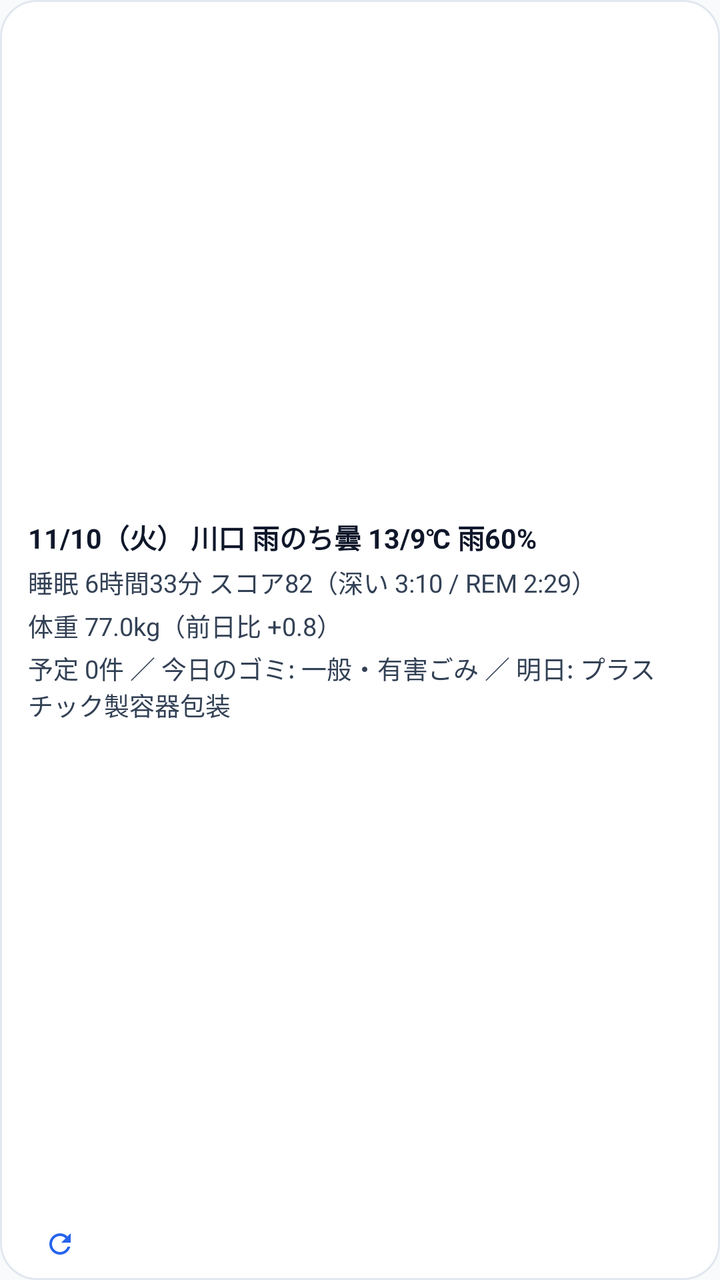
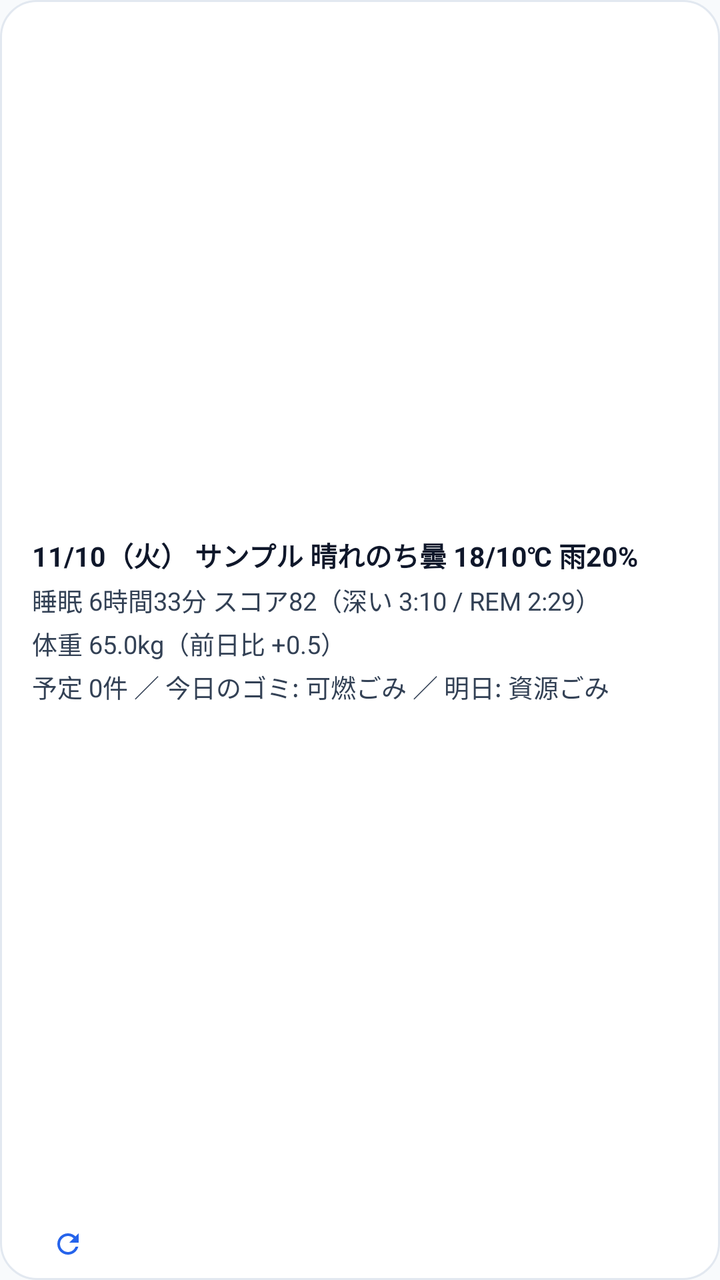

Screens rendered from an Android XML layout before and after an edit, with the pre-edit source and the edit as a unified diff.
<!-- AndroidManifest.xml: application theme Theme.GomaWidget -->
<!-- res/layout/widget_layout.xml -->
<?xml version="1.0" encoding="utf-8"?>
<LinearLayout xmlns:android="http://schemas.android.com/apk/res/android"
    android:id="@+id/widget_root"
    android:layout_width="match_parent"
    android:layout_height="match_parent"
    android:background="@drawable/widget_background"
    android:orientation="vertical"
    android:paddingStart="14dp"
    android:paddingTop="10dp"
    android:paddingEnd="14dp"
    android:paddingBottom="10dp">

    
    <LinearLayout
        android:id="@+id/widget_content_container"
        android:layout_width="match_parent"
        android:layout_height="0dp"
        android:layout_weight="1"
        android:gravity="center_vertical"
        android:orientation="vertical">

        
        <TextView
            android:id="@+id/widget_line_weather"
            android:layout_width="match_parent"
            android:layout_height="wrap_content"
            android:ellipsize="end"
            android:maxLines="1"
            android:text="11/10（火） 川口 雨のち曇 13/9℃ 雨60%"
            android:textColor="@color/widget_text_primary"
            android:textSize="13.5sp"
            android:textStyle="bold" />

        
        <TextView
            android:id="@+id/widget_line_sleep"
            android:layout_width="match_parent"
            android:layout_height="wrap_content"
            android:layout_marginTop="3dp"
            android:ellipsize="end"
            android:maxLines="1"
            android:text="睡眠 6時間33分 スコア82（深い 3:10 / REM 2:29）"
            android:textColor="@color/widget_text_secondary"
            android:textSize="12.5sp" />

        
        <TextView
            android:id="@+id/widget_line_weight"
            android:layout_width="match_parent"
            android:layout_height="wrap_content"
            android:layout_marginTop="3dp"
            android:ellipsize="end"
            android:maxLines="1"
            android:text="体重 77.0kg（前日比 +0.8）"
            android:textColor="@color/widget_text_secondary"
            android:textSize="12.5sp" />

        
        <TextView
            android:id="@+id/widget_line_schedule_garbage"
            android:layout_width="match_parent"
            android:layout_height="wrap_content"
            android:layout_marginTop="3dp"
            android:ellipsize="end"
            android:maxLines="2"
            android:text="予定 0件 ／ 今日のゴミ: 一般・有害ごみ ／ 明日: プラスチック製容器包装"
            android:textColor="@color/widget_text_secondary"
            android:textSize="12.5sp" />

    </LinearLayout>

    
    <TextView
        android:id="@+id/widget_empty_text"
        android:layout_width="match_parent"
        android:layout_height="0dp"
        android:layout_weight="1"
        android:gravity="center"
        android:text="@string/widget_please_login"
        android:textColor="@color/widget_text_muted"
        android:textSize="12sp"
        android:visibility="gone" />

    
    <LinearLayout
        android:layout_width="match_parent"
        android:layout_height="wrap_content"
        android:layout_marginTop="4dp"
        android:gravity="center_vertical"
        android:orientation="horizontal">

        
        <TextView
            android:id="@+id/widget_old_warning"
            android:layout_width="0dp"
            android:layout_height="wrap_content"
            android:layout_weight="1"
            android:ellipsize="end"
            android:maxLines="1"
            android:textColor="@color/widget_warning"
            android:textSize="10.5sp"
            android:textStyle="bold"
            android:visibility="gone" />

        
        <TextView
            android:id="@+id/widget_footer_status"
            android:layout_width="wrap_content"
            android:layout_height="wrap_content"
            android:layout_marginStart="4dp"
            android:textColor="@color/widget_text_muted"
            android:textSize="10sp" />

        
        <ImageView
            android:id="@+id/widget_btn_refresh"
            android:layout_width="16dp"
            android:layout_height="16dp"
            android:layout_marginStart="4dp"
            android:contentDescription="@string/widget_tap_to_refresh"
            android:src="@drawable/ic_refresh" />

    </LinearLayout>

</LinearLayout>
<!-- resources referenced by this layout -->
<resources>
  <color name="widget_text_muted">#64748B</color>
  <color name="widget_text_primary">#0F172A</color>
  <color name="widget_text_secondary">#334155</color>
  <color name="widget_warning">#DC2626</color>
  <!-- drawable ic_refresh (drawable) -->
  <vector xmlns:android="http://schemas.android.com/apk/res/android"
      android:width="20dp"
      android:height="20dp"
      android:viewportWidth="24"
      android:viewportHeight="24">
      <path
          android:fillColor="@color/widget_accent"
          android:pathData="M17.65,6.35C16.2,4.9 14.21,4 12,4c-4.42,0 -7.99,3.58 -7.99,8s3.57,8 7.99,8c3.73,0 6.84,-2.55 7.73,-6h-2.08c-0.82,2.33 -3.04,4 -5.65,4 -3.31,0 -6,-2.69 -6,-6s2.69,-6 6,-6c1.66,0 3.14,0.69 4.22,1.78L13,11h7V4l-2.35,2.35z"/>
  </vector>
  <!-- drawable widget_background (drawable) -->
  <?xml version="1.0" encoding="utf-8"?>
  <shape xmlns:android="http://schemas.android.com/apk/res/android"
      android:shape="rectangle">
      <solid android:color="@color/widget_background" />
      <stroke
          android:width="1dp"
          android:color="@color/widget_border" />
      <corners android:radius="18dp" />
  </shape>
  <string name="widget_please_login">Googleアカウント未連携。タップしてアプリを開き、サインインしてください。</string>
  <string name="widget_tap_to_refresh">タップで即時更新</string>
  <style name="Theme.GomaWidget" parent="Theme.MaterialComponents.DayNight.NoActionBar">
          <item name="colorPrimary">@color/primary</item>
          <item name="colorPrimaryVariant">@color/primary_variant</item>
          <item name="colorOnPrimary">@color/on_primary</item>
          <item name="android:colorBackground">@color/background</item>
      </style>
  <color name="widget_accent">#2563EB</color>
  <color name="widget_background">#FFFFFF</color>
  <color name="widget_border">#E2E8F0</color>
  <color name="primary">#1E40AF</color>
  <color name="primary_variant">#1D4ED8</color>
  <color name="on_primary">#FFFFFF</color>
  <color name="background">#F8FAFC</color>
</resources>

<!-- the commit's change to res/layout/widget_layout.xml (unified diff, before → after) -->
@@ -1,125 +1,175 @@
 <?xml version="1.0" encoding="utf-8"?>
-<LinearLayout xmlns:android="http://schemas.android.com/apk/res/android"
+<FrameLayout xmlns:android="http://schemas.android.com/apk/res/android"
     android:id="@+id/widget_root"
     android:layout_width="match_parent"
     android:layout_height="match_parent"
-    android:background="@drawable/widget_background"
-    android:orientation="vertical"
-    android:paddingStart="14dp"
-    android:paddingTop="10dp"
-    android:paddingEnd="14dp"
-    android:paddingBottom="10dp">
+    android:background="@drawable/widget_background">
 
     
-    <LinearLayout
-        android:id="@+id/widget_content_container"
-        android:layout_width="match_parent"
-        android:layout_height="0dp"
-        android:layout_weight="1"
-        android:gravity="center_vertical"
-        android:orientation="vertical">
-
-        
-        <TextView
-            android:id="@+id/widget_line_weather"
-            android:layout_width="match_parent"
-            android:layout_height="wrap_content"
-            android:ellipsize="end"
-            android:maxLines="1"
-            android:text="11/10（火） 川口 雨のち曇 13/9℃ 雨60%"
-            android:textColor="@color/widget_text_primary"
-            android:textSize="13.5sp"
-            android:textStyle="bold" />
-
-        
-        <TextView
-            android:id="@+id/widget_line_sleep"
-            android:layout_width="match_parent"
-            android:layout_height="wrap_content"
-            android:layout_marginTop="3dp"
-            android:ellipsize="end"
-            android:maxLines="1"
-            android:text="睡眠 6時間33分 スコア82（深い 3:10 / REM 2:29）"
-            android:textColor="@color/widget_text_secondary"
-            android:textSize="12.5sp" />
-
-        
-        <TextView
-            android:id="@+id/widget_line_weight"
-            android:layout_width="match_parent"
-            android:layout_height="wrap_content"
-            android:layout_marginTop="3dp"
-            android:ellipsize="end"
-            android:maxLines="1"
-            android:text="体重 77.0kg（前日比 +0.8）"
-            android:textColor="@color/widget_text_secondary"
-            android:textSize="12.5sp" />
-
-        
-        <TextView
-            android:id="@+id/widget_line_schedule_garbage"
-            android:layout_width="match_parent"
-            android:layout_height="wrap_content"
-            android:layout_marginTop="3dp"
-            android:ellipsize="end"
-            android:maxLines="2"
-            android:text="予定 0件 ／ 今日のゴミ: 一般・有害ごみ ／ 明日: プラスチック製容器包装"
-            android:textColor="@color/widget_text_secondary"
-            android:textSize="12.5sp" />
-
-    </LinearLayout>
+    <ImageView
+        android:id="@+id/widget_bg_image"
+        android:layout_width="wrap_content"
+        android:layout_height="match_parent"
+        android:layout_gravity="end|center_vertical"
+        android:adjustViewBounds="true"
+        android:contentDescription="@string/app_name"
+        android:scaleType="fitEnd"
+        android:visibility="gone" />
 
     
-    <TextView
-        android:id="@+id/widget_empty_text"
+    <View
+        android:id="@+id/widget_scrim"
         android:layout_width="match_parent"
-        android:layout_height="0dp"
-        android:layout_weight="1"
-        android:gravity="center"
-        android:text="@string/widget_please_login"
-        android:textColor="@color/widget_text_muted"
-        android:textSize="12sp"
+        android:layout_height="match_parent"
+        android:background="@drawable/widget_gradient_scrim"
         android:visibility="gone" />
 
     
     <LinearLayout
         android:layout_width="match_parent"
-        android:layout_height="wrap_content"
-        android:layout_marginTop="4dp"
-        android:gravity="center_vertical"
-        android:orientation="horizontal">
+        android:layout_height="match_parent"
+        android:orientation="vertical"
+        android:paddingStart="16dp"
+        android:paddingTop="10dp"
+        android:paddingEnd="16dp"
+        android:paddingBottom="10dp">
+
+        
+        <LinearLayout
+            android:layout_width="match_parent"
+            android:layout_height="0dp"
+            android:layout_weight="1"
+            android:gravity="center_vertical"
+            android:orientation="horizontal">
+
+            
+            <LinearLayout
+                android:id="@+id/widget_content_container"
+                android:layout_width="0dp"
+                android:layout_height="wrap_content"
+                android:layout_weight="1"
+                android:gravity="center_vertical"
+                android:orientation="vertical">
+
+                
+                <TextView
+                    android:id="@+id/widget_line_weather"
+                    android:layout_width="match_parent"
+                    android:layout_height="wrap_content"
+                    android:ellipsize="end"
+                    android:maxLines="1"
+                    android:text="11/10（火） サンプル 晴れのち曇 18/10℃ 雨20%"
+                    android:textColor="@color/widget_text_primary"
+                    android:textSize="13.5sp"
+                    android:textStyle="bold" />
+
+                
+                <TextView
+                    android:id="@+id/widget_line_sleep"
+                    android:layout_width="match_parent"
+                    android:layout_height="wrap_content"
+                    android:layout_marginTop="3dp"
+                    android:ellipsize="end"
+                    android:maxLines="1"
+                    android:text="睡眠 6時間33分 スコア82（深い 3:10 / REM 2:29）"
+                    android:textColor="@color/widget_text_secondary"
+                    android:textSize="12.5sp" />
+
+                
+                <TextView
+                    android:id="@+id/widget_line_weight"
+                    android:layout_width="match_parent"
+                    android:layout_height="wrap_content"
+                    android:layout_marginTop="3dp"
+                    android:ellipsize="end"
+                    android:maxLines="1"
+                    android:text="体重 65.0kg（前日比 +0.5）"
+                    android:textColor="@color/widget_text_secondary"
+                    android:textSize="12.5sp" />
+
+                
+                <TextView
+                    android:id="@+id/widget_line_schedule_garbage"
+                    android:layout_width="match_parent"
+                    android:layout_height="wrap_content"
+                    android:layout_marginTop="3dp"
+                    android:ellipsize="end"
+                    android:maxLines="2"
+                    android:text="予定 0件 ／ 今日のゴミ: 可燃ごみ ／ 明日: 資源ごみ"
+                    android:textColor="@color/widget_text_secondary"
+                    android:textSize="12.5sp" />
+
+            </LinearLayout>
+
+            
+            <FrameLayout
+                android:id="@+id/widget_muse_hotspot"
+                android:layout_width="wrap_content"
+                android:layout_height="match_parent"
+                android:layout_marginStart="8dp"
+                android:clickable="true"
+                android:contentDescription="@string/muse_launch_hint"
+                android:minWidth="90dp"
+                android:visibility="gone">
+
+                
+            </FrameLayout>
+
+        </LinearLayout>
 
         
         <TextView
-            android:id="@+id/widget_old_warning"
-            android:layout_width="0dp"
-            android:layout_height="wrap_content"
+            android:id="@+id/widget_empty_text"
+            android:layout_width="match_parent"
+            android:layout_height="0dp"
             android:layout_weight="1"
-            android:ellipsize="end"
-            android:maxLines="1"
-            android:textColor="@color/widget_warning"
-            android:textSize="10.5sp"
-            android:textStyle="bold"
+            android:gravity="center"
+            android:text="@string/widget_please_login"
+            android:textColor="@color/widget_text_muted"
+            android:textSize="12sp"
             android:visibility="gone" />
 
         
-        <TextView
-            android:id="@+id/widget_footer_status"
-            android:layout_width="wrap_content"
+        <LinearLayout
+            android:layout_width="match_parent"
             android:layout_height="wrap_content"
-            android:layout_marginStart="4dp"
-            android:textColor="@color/widget_text_muted"
-            android:textSize="10sp" />
+            android:layout_marginTop="4dp"
+            android:gravity="center_vertical"
+            android:orientation="horizontal">
 
-        
-        <ImageView
-            android:id="@+id/widget_btn_refresh"
-            android:layout_width="16dp"
-            android:layout_height="16dp"
-            android:layout_marginStart="4dp"
-            android:contentDescription="@string/widget_tap_to_refresh"
-            android:src="@drawable/ic_refresh" />
+            
+            <TextView
+                android:id="@+id/widget_old_warning"
+                android:layout_width="0dp"
+                android:layout_height="wrap_content"
+                android:layout_weight="1"
+                android:ellipsize="end"
+                android:maxLines="1"
+                android:textColor="@color/widget_warning"
+                android:textSize="10.5sp"
+                android:textStyle="bold"
+                android:visibility="gone" />
+
+            
+            <TextView
+                android:id="@+id/widget_footer_status"
+                android:layout_width="wrap_content"
+                android:layout_height="wrap_content"
+                android:layout_marginStart="4dp"
+                android:textColor="@color/widget_text_muted"
+                android:textSize="10sp" />
+
+            
+            <ImageView
+                android:id="@+id/widget_btn_refresh"
+                android:layout_width="16dp"
+                android:layout_height="16dp"
+                android:layout_marginStart="6dp"
+                android:contentDescription="@string/widget_tap_to_refresh"
+                android:src="@drawable/ic_refresh" />
+
+        </LinearLayout>
 
     </LinearLayout>
 
-</LinearLayout>
+</FrameLayout>
<!-- resource entries referenced after the edit -->
@@ -24,6 +24,20 @@
           android:color="@color/widget_border" />
       <corners android:radius="18dp" />
   </shape>
+  <!-- drawable widget_gradient_scrim (drawable) -->
+  <?xml version="1.0" encoding="utf-8"?>
+  <shape xmlns:android="http://schemas.android.com/apk/res/android"
+      android:shape="rectangle">
+      <corners android:radius="18dp" />
+      <gradient
+          android:angle="0"
+          android:startColor="#F0FFFFFF"
+          android:centerColor="#C0FFFFFF"
+          android:endColor="#00FFFFFF"
+          android:type="linear" />
+  </shape>
+  <string name="app_name">Goma Widget</string>
+  <string name="muse_launch_hint">Museアプリを起動</string>
   <string name="widget_please_login">Googleアカウント未連携。タップしてアプリを開き、サインインしてください。</string>
   <string name="widget_tap_to_refresh">タップで即時更新</string>
   <style name="Theme.GomaWidget" parent="Theme.MaterialComponents.DayNight.NoActionBar">
